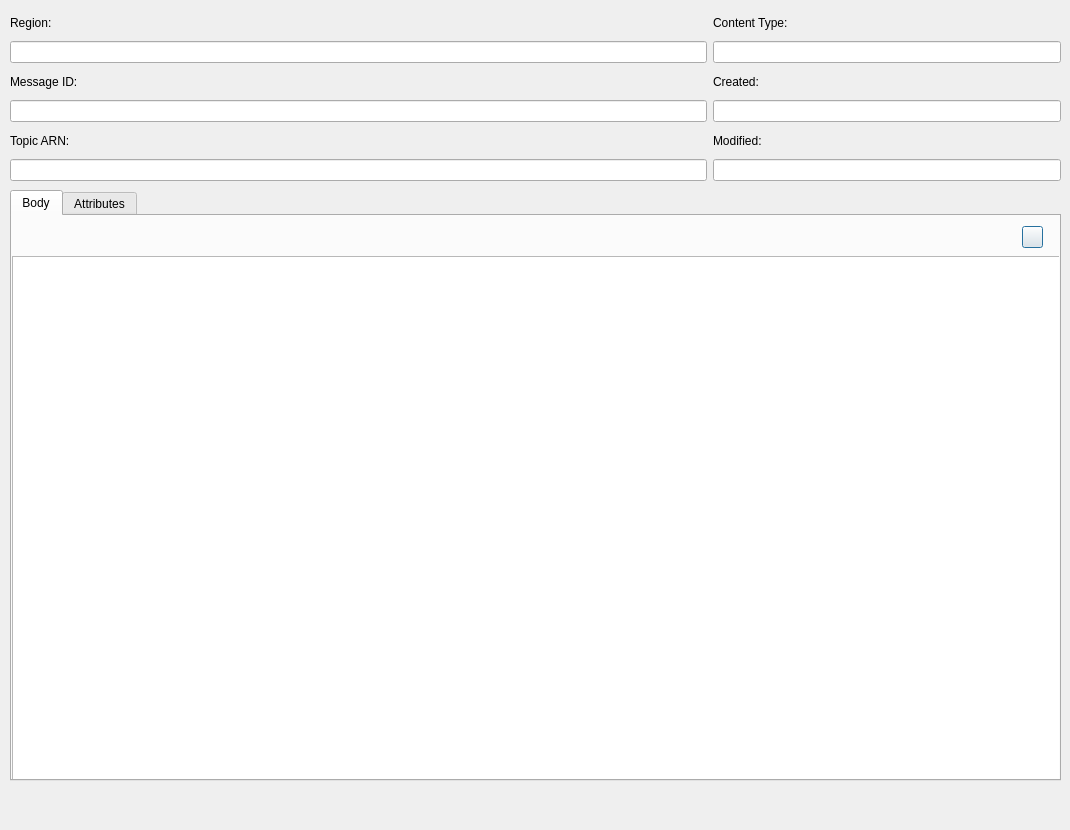
This is src/modules/sns/SNSMessageDetailsDialog.ui in jensvogt/awsmock-qt-ui as Qt 5 draws it before an edit. The edited form follows.
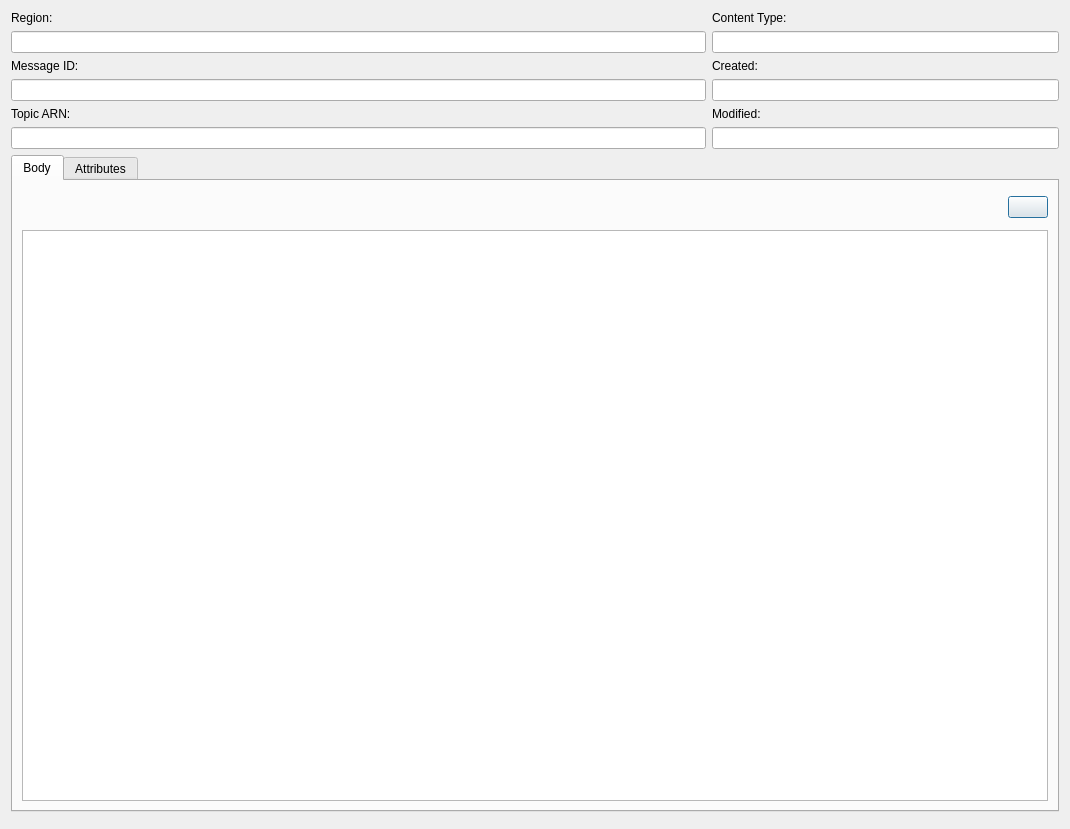
This is the edited form.

Commit message: fix: fix some minor layout issues

```diff
--- a/src/modules/sns/SNSMessageDetailsDialog.ui
+++ b/src/modules/sns/SNSMessageDetailsDialog.ui
@@ -7,34 +7,14 @@
     <x>0</x>
     <y>0</y>
     <width>1070</width>
-    <height>830</height>
+    <height>829</height>
    </rect>
   </property>
   <property name="windowTitle">
    <string>Dialog</string>
   </property>
-  <widget class="QDialogButtonBox" name="buttonBox">
-   <property name="geometry">
-    <rect>
-     <x>720</x>
-     <y>790</y>
-     <width>341</width>
-     <height>32</height>
-    </rect>
-   </property>
-   <property name="standardButtons">
-    <set>QDialogButtonBox::NoButton</set>
-   </property>
-  </widget>
-  <widget class="QWidget" name="gridLayoutWidget">
-   <property name="geometry">
-    <rect>
-     <x>10</x>
-     <y>10</y>
-     <width>1051</width>
-     <height>171</height>
-    </rect>
-   </property>
+  <layout class="QVBoxLayout" name="verticalLayout">
+   <item>
    <layout class="QGridLayout" name="gridLayout" columnstretch="2,1">
     <item row="2" column="1">
      <widget class="QLabel" name="createdLabel">
@@ -97,16 +77,9 @@
      <widget class="QLineEdit" name="createdEdit"/>
     </item>
    </layout>
-  </widget>
+   </item>
+   <item>
   <widget class="QTabWidget" name="tabWidget">
-   <property name="geometry">
-    <rect>
-     <x>10</x>
-     <y>190</y>
-     <width>1051</width>
-     <height>591</height>
-    </rect>
-   </property>
    <property name="currentIndex">
     <number>0</number>
    </property>
@@ -114,25 +87,42 @@
     <attribute name="title">
      <string>Body</string>
     </attribute>
-    <widget class="QPlainTextEdit" name="bodyPlainTextEdit">
-     <property name="geometry">
-      <rect>
-       <x>0</x>
-       <y>40</y>
-       <width>1051</width>
-       <height>541</height>
-      </rect>
-     </property>
-    </widget>
+      <layout class="QVBoxLayout" name="verticalLayoutTags">
+       <property name="leftMargin">
+        <number>9</number>
+       </property>
+       <property name="topMargin">
+        <number>9</number>
+       </property>
+       <property name="rightMargin">
+        <number>9</number>
+       </property>
+       <property name="bottomMargin">
+        <number>9</number>
+       </property>
+       <item>
+        <layout class="QHBoxLayout" name="horizontalLayout">
+         <property name="topMargin">
+          <number>6</number>
+         </property>
+         <property name="bottomMargin">
+          <number>6</number>
+         </property>
+         <item>
+          <spacer name="horizontalSpacer">
+           <property name="orientation">
+            <enum>Qt::Orientation::Horizontal</enum>
+           </property>
+           <property name="sizeHint" stdset="0">
+            <size>
+             <width>40</width>
+             <height>20</height>
+            </size>
+           </property>
+          </spacer>
+         </item>
+         <item>
     <widget class="QPushButton" name="prettyPushButton">
-     <property name="geometry">
-      <rect>
-       <x>1010</x>
-       <y>10</y>
-       <width>21</width>
-       <height>22</height>
-      </rect>
-     </property>
      <property name="text">
       <string/>
      </property>
@@ -140,23 +130,76 @@
       <bool>true</bool>
      </property>
     </widget>
-   </widget>
-   <widget class="QWidget" name="tab_2">
+         </item>
+        </layout>
+       </item>
+       <item>
+        <widget class="QPlainTextEdit" name="bodyPlainTextEdit"/>
+       </item>
+      </layout>
+     </widget>
+     <widget class="QWidget" name="attributesTab">
     <attribute name="title">
      <string>Attributes</string>
     </attribute>
-    <widget class="QTableWidget" name="attributeTable">
-     <property name="geometry">
-      <rect>
-       <x>0</x>
-       <y>0</y>
-       <width>1051</width>
-       <height>581</height>
-      </rect>
-     </property>
-    </widget>
-   </widget>
-  </widget>
+      <layout class="QVBoxLayout" name="verticalLayoutTags">
+       <property name="leftMargin">
+        <number>9</number>
+       </property>
+       <property name="topMargin">
+        <number>9</number>
+       </property>
+       <property name="rightMargin">
+        <number>9</number>
+       </property>
+       <property name="bottomMargin">
+        <number>9</number>
+       </property>
+       <item>
+        <layout class="QHBoxLayout" name="horizontalLayout_2">
+         <property name="topMargin">
+          <number>6</number>
+         </property>
+         <property name="bottomMargin">
+          <number>6</number>
+         </property>
+         <item>
+          <spacer name="horizontalSpacer_2">
+           <property name="orientation">
+            <enum>Qt::Orientation::Horizontal</enum>
+           </property>
+           <property name="sizeHint" stdset="0">
+            <size>
+             <width>40</width>
+             <height>20</height>
+            </size>
+           </property>
+          </spacer>
+         </item>
+         <item>
+          <widget class="QPushButton" name="pushButton">
+           <property name="text">
+            <string>PushButton</string>
+           </property>
+          </widget>
+         </item>
+        </layout>
+       </item>
+       <item>
+        <widget class="QTableView" name="attributeTable"/>
+       </item>
+      </layout>
+     </widget>
+    </widget>
+   </item>
+   <item>
+    <widget class="QDialogButtonBox" name="buttonBox">
+     <property name="standardButtons">
+      <set>QDialogButtonBox::StandardButton::NoButton</set>
+     </property>
+    </widget>
+   </item>
+  </layout>
  </widget>
  <tabstops>
   <tabstop>regionEdit</tabstop>
```
Left out of the diff: 3 changed lines with no effect on the pictures. Lines whose indentation alone changed are shown as unchanged. The commit also changes 37 other files.
